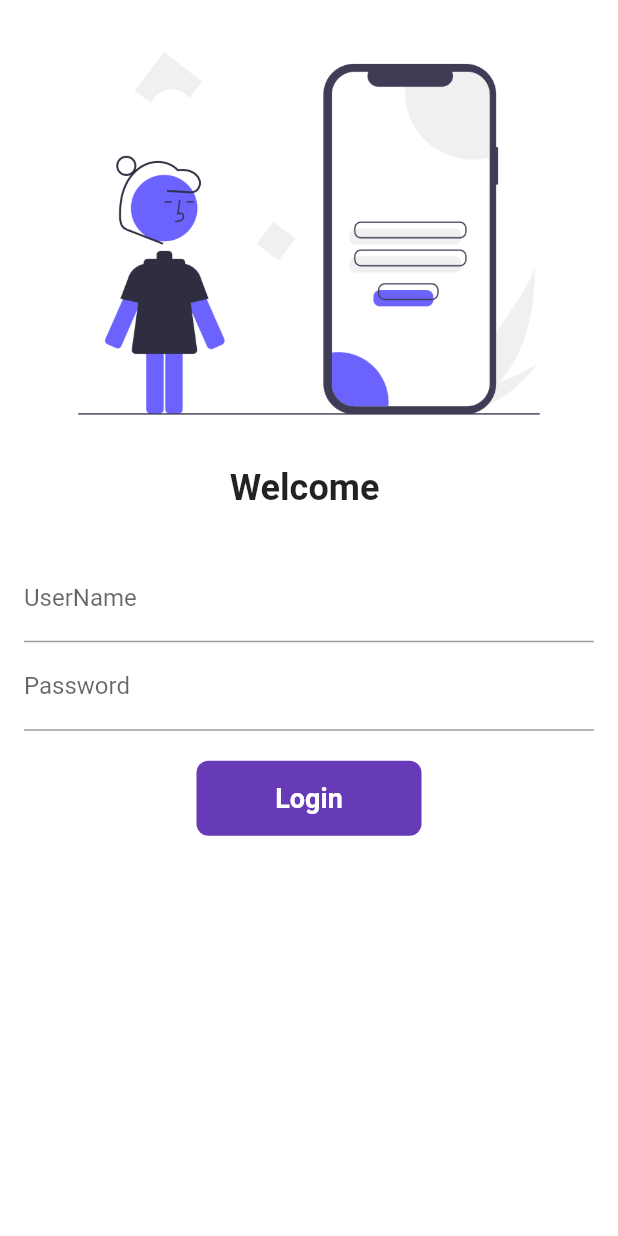
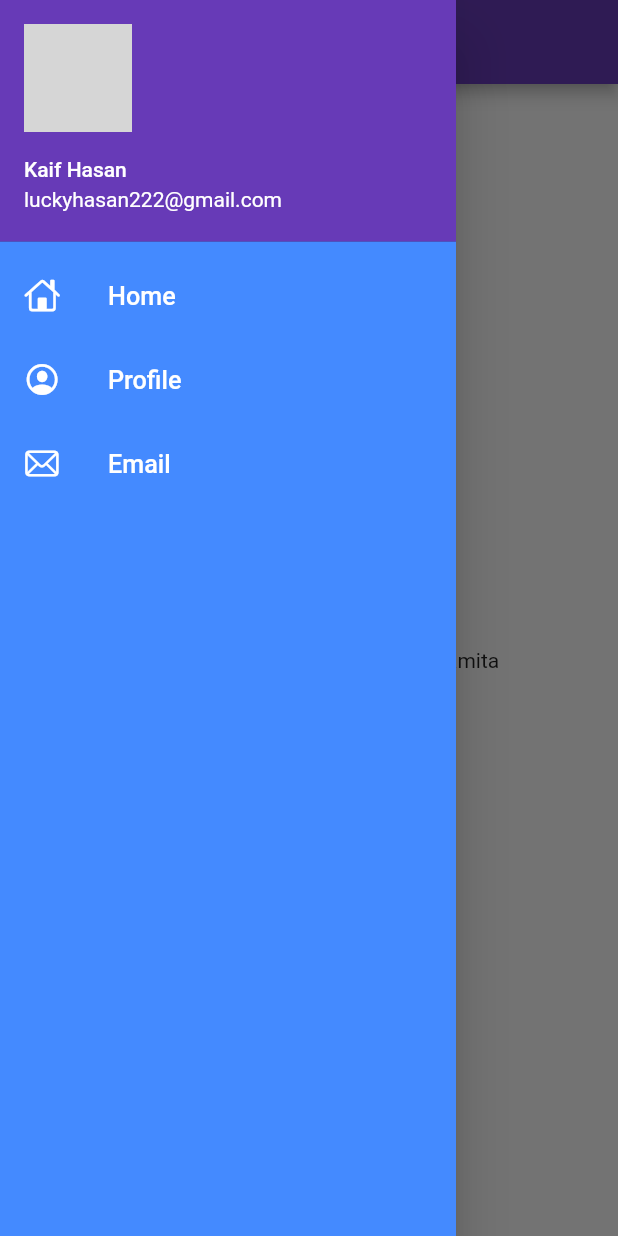
Before and after one commit to kaifhasan222/30daysforFlutter, a Flutter app: the screen it shows after launch, with the side drawer open (before the commit the screen has no drawer), on a phone screen of 412 x 824 dp. Run offline on Flutter 3.47's test engine with Material 2 defaults, Android fonts, the phone set to English and light mode, and no system bars; network calls fail; grey boxes are pictures that could not be loaded.

Commit message:
day7 completed

```diff
--- a/lib/main.dart
+++ b/lib/main.dart
@@ -17,9 +17,11 @@ class MyApp extends StatelessWidget {
         brightness: Brightness.dark,
         primarySwatch: Colors.red,
       ),
-      // initialRoute: "/home",
+      debugShowCheckedModeBanner: false,
+      initialRoute: "MyRoutes.homeRoute",
       routes: {
-        "/": (context) => LoginPage(),
+        // "/": (context) => LoginPage(),
+        "/": (context) => HomePage(),
         MyRoutes.homeRoute: (context) => HomePage(),
         MyRoutes.loginRoute: (context) => LoginPage()
       },
--- a/lib/pages/Home_page.dart
+++ b/lib/pages/Home_page.dart
@@ -1,4 +1,6 @@
 import 'package:flutter/material.dart';
+
+import '../widgets/drawer.dart';
 
 class HomePage extends StatelessWidget {
   final int days = 30;
@@ -14,7 +16,7 @@ class HomePage extends StatelessWidget {
           child: Text("Welcome to  $days the new page $name"),
         ),
       ),
-      drawer: Drawer(),
+      drawer: MyDrawer(),
     );
   }
 }
--- /dev/null
+++ b/lib/widgets/drawer.dart
@@ -0,0 +1,65 @@
+import 'package:flutter/cupertino.dart';
+import 'package:flutter/material.dart';
+
+class MyDrawer extends StatelessWidget {
+  @override
+  Widget build(BuildContext context) {
+    final imageUrl =
+        "https://scontent.fccu27-2.fna.fbcdn.net/v/t39.30808-6/305183033_1521986741582644_4461071415612962802_n.jpg?_nc_cat=108&ccb=1-7&_nc_sid=09cbfe&_nc_ohc=K1CRowA15SYAX9HVHQk&_nc_ht=scontent.fccu27-2.fna&oh=00_AT_9mGcigbVCIqlHy0-ffd3dVUwFpJVlra1aputanVYONg&oe=633304C4";
+    return Drawer(
+      child: Container(
+        color: Colors.blueAccent,
+        child: ListView(
+          padding: EdgeInsets.zero,
+          children: [
+            DrawerHeader(
+              padding: EdgeInsets.zero,
+              child: UserAccountsDrawerHeader(
+                margin: EdgeInsets.zero,
+                accountName: Text("Kaif Hasan"),
+                accountEmail: Text("luckyhasan222@gmail.com"),
+                // currentAccountPicture: Image.network(imageUrl),
+                currentAccountPicture: CircleAvatar(
+                  backgroundImage: NetworkImage(imageUrl),
+                ),
+              ),
+            ),
+            ListTile(
+              leading: Icon(
+                CupertinoIcons.home,
+                color: Colors.white,
+              ),
+              title: Text(
+                "Home",
+                textScaleFactor: 1.2,
+                style: TextStyle(color: Colors.white),
+              ),
+            ),
+            ListTile(
+              leading: Icon(
+                CupertinoIcons.profile_circled,
+                color: Colors.white,
+              ),
+              title: Text(
+                "Profile",
+                textScaleFactor: 1.2,
+                style: TextStyle(color: Colors.white),
+              ),
+            ),
+            ListTile(
+              leading: Icon(
+                CupertinoIcons.mail,
+                color: Colors.white,
+              ),
+              title: Text(
+                "Email",
+                textScaleFactor: 1.2,
+                style: TextStyle(color: Colors.white),
+              ),
+            ),
+          ],
+        ),
+      ),
+    );
+  }
+}
```
